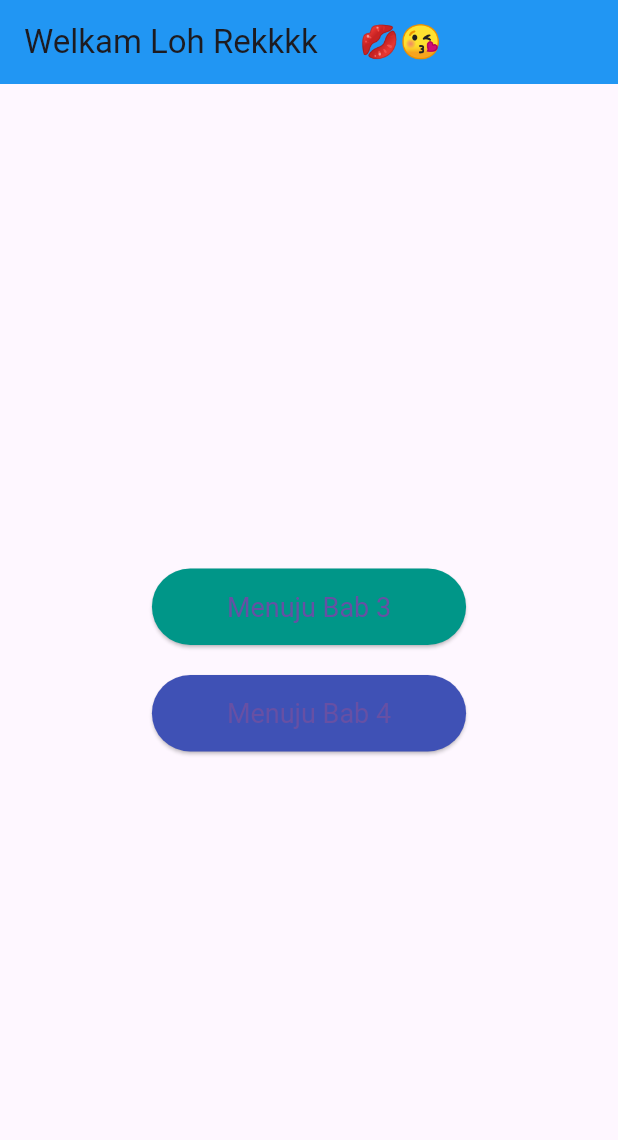
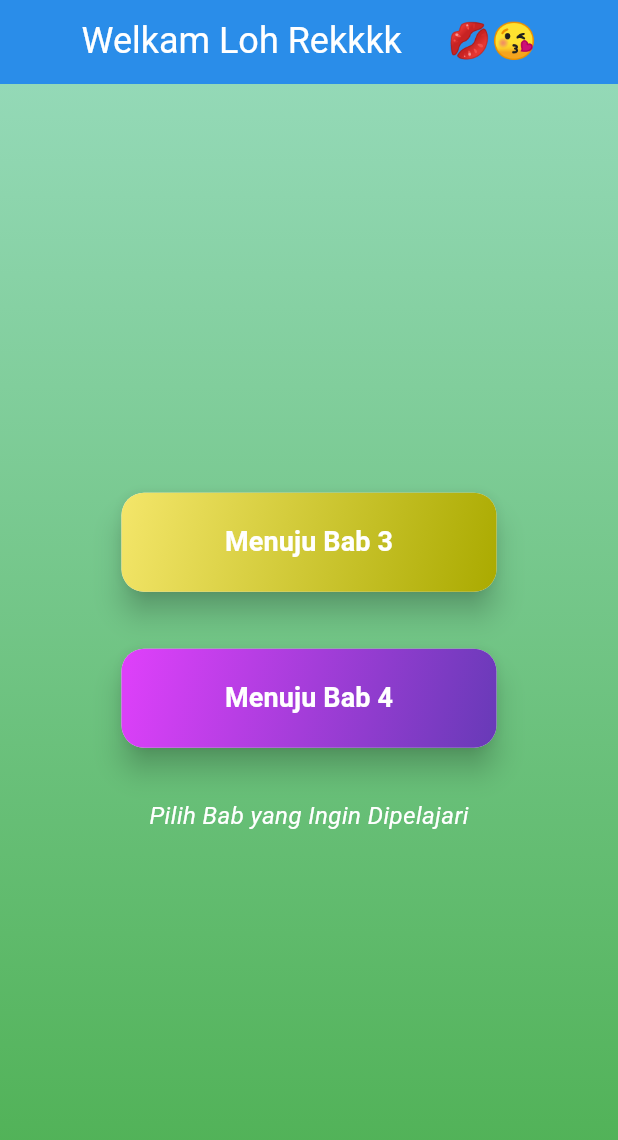
Before and after one commit to rakhan17/Belajar-Flutter, a Flutter app: the screen it shows after launch, on a phone screen of 412 x 824 dp. Shown: the top 1140 px of the screen. Run offline on Flutter 3.47's test engine with Material 3 defaults, Android fonts, the phone set to English and light mode, and no system bars; key blocks and very long unbroken strings in the code were emptied for the run.

Commit message:
Perubahan dari jose

```diff
--- a/lib/main.dart
+++ b/lib/main.dart
@@ -36,40 +36,112 @@ class HomePage extends StatelessWidget {
   @override
   Widget build(BuildContext context) {
     return Scaffold(
+    // Enhanced Appbar
       appBar: AppBar(
-        title: const Text('Welkam Loh Rekkkk🫦💋😘'),
+      title: const Text(
+      'Welkam Loh Rekkkk🫦💋😘',
+      style: TextStyle(
+      fontSize: 24,
+      color: Colors.white,
+    ),
+  ),
+
+  centerTitle: true,
   backgroundColor: Colors.blue,
+  elevation: 8.0,
 ),
-      body: Center(
+
+
+      // Gradient Background
+      body: Container(
+        decoration: const BoxDecoration(
+          gradient: LinearGradient(
+            begin: Alignment.topCenter,
+            end: Alignment.bottomCenter,
+            colors: [Color.fromARGB(255, 148, 217, 183), Colors.green],
+          ),
+        ),
+        child: Center(
           child: Column(
             mainAxisAlignment: MainAxisAlignment.center,
-          children: <Widget>[
-            ElevatedButton(
-              style: ElevatedButton.styleFrom(
-                backgroundColor: Colors.teal,
-                padding:
-                    const EdgeInsets.symmetric(horizontal: 50, vertical: 15),
-                textStyle: const TextStyle(fontSize: 18),
+            children: [
+              // Chapter 3 Button
+              _buildChapterButton(
+                context: context,
+                route: 'bab3',
+                colors: [const Color.fromARGB(255, 244, 230, 106), const Color.fromARGB(255, 170, 170, 0) ],
+                text: 'Menuju Bab 3',
               ),
-              onPressed: () {
-                Navigator.pushNamed(context, 'bab3');
-              },
-              child: const Text('Menuju Bab 3'),
+
+              const SizedBox(height: 30),
+
+              // Chapter 4 Button
+              _buildChapterButton(
+                context: context,
+                route: 'bab4',
+                colors: [Colors.purpleAccent, Colors.deepPurple],
+                text: 'Menuju Bab 4',
               ),
-            const SizedBox(height: 20),
-            ElevatedButton(
-              style: ElevatedButton.styleFrom(
-                backgroundColor: Colors.indigo,
-                padding:
-                    const EdgeInsets.symmetric(horizontal: 50, vertical: 15),
-                textStyle: const TextStyle(fontSize: 18),
+
+              const SizedBox(height: 30),
+
+              // Helper Text
+              const Text(
+                'Pilih Bab yang Ingin Dipelajari',
+                style: TextStyle(
+                  color: Colors.white,
+                  fontSize: 16,
+                  fontStyle: FontStyle.italic,
                 ),
-              onPressed: () {
-                Navigator.pushNamed(context, 'bab4');
-              },
-              child: const Text('Menuju Bab 4'),
               ),
             ],
+          ),
+        ),
+      ),
+    );
+  }
+
+  // Reusable Button Widget
+  Widget _buildChapterButton({
+    required BuildContext context,
+    required String route,
+    required List<Color> colors,
+    required String text,
+  }) {
+    return Card(
+      elevation: 8,
+      shape: RoundedRectangleBorder(
+        borderRadius: BorderRadius.circular(15),
+      ),
+      child: Container(
+        width: 250,
+        decoration: BoxDecoration(
+          borderRadius: BorderRadius.circular(15),
+          gradient: LinearGradient(
+            colors: colors,
+            begin: Alignment.topLeft,
+            end: Alignment.bottomRight,
+          ),
+        ),
+        child: ElevatedButton(
+          style: ElevatedButton.styleFrom(
+            backgroundColor: Colors.transparent,
+            shadowColor: Colors.transparent,
+            padding: const EdgeInsets.symmetric(
+                horizontal: 30, vertical: 20),
+            shape: RoundedRectangleBorder(
+              borderRadius: BorderRadius.circular(15),
+            ),
+          ),
+          onPressed: () => Navigator.pushNamed(context, route),
+          child: Text(
+            text,
+            style: const TextStyle(
+              fontSize: 18,
+              fontWeight: FontWeight.bold,
+              color: Colors.white,
+            ),
+          ),
         ),
       ),
     );
```
Lines whose indentation alone changed are shown as unchanged.
